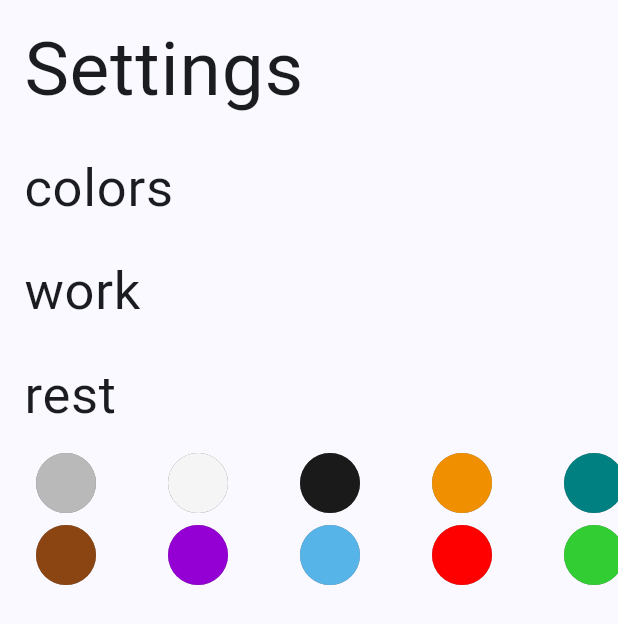
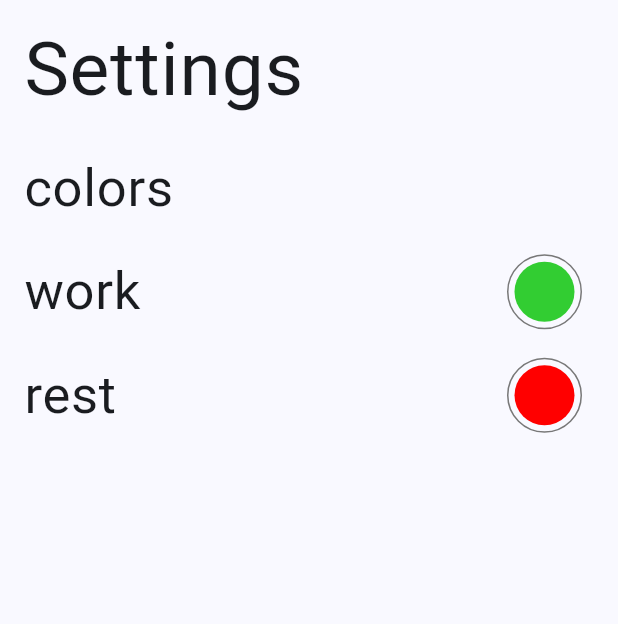
Before and after one commit to kcmurray1/fitness_app, a Flutter app: the SettingsPage screen opened directly, on a phone screen of 412 x 824 dp. Shown: the top 624 px of the screen. Run offline on Flutter 3.47's test engine with Material 3 defaults, Android fonts, the phone set to English and light mode, and no system bars.

Commit message:
Added ColorSelector Widget to settings page

```diff
--- a/lib/pages/settings_page/settings_page.dart
+++ b/lib/pages/settings_page/settings_page.dart
@@ -1,8 +1,9 @@
 
 
-import 'package:fitness_app/pages/settings_page/widgets/color_widget.dart';
+import 'package:fitness_app/common/config/timer_background.dart';
+import 'package:fitness_app/pages/settings_page/widgets/color_selector.dart';
+import 'package:fitness_app/utilities/json_storage.dart';
 import 'package:flutter/material.dart';
-import 'dart:convert';
 
 class SettingsPage extends StatefulWidget
 {
@@ -13,20 +14,34 @@ class SettingsPage extends StatefulWidget
 class _SettingsPageState extends State<SettingsPage>
 {
   TextStyle textStyle = TextStyle(fontSize: 35);
+  double colorWidgetSize = 50;
+  double colorWidgetSpacing = 50;
 
-  Future<void> loadJsonAsset() async {
-    final String jsonString = await DefaultAssetBundle.of(context).loadString("assets/timer_presets.json");
-    var data = json.decode(jsonString);
 
-    print(data);
+   JsonStorage _configStorage =  JsonStorage(
+    fileName: "user_config.json",
+    defaultValue: {"work_color" : TimerBackgroundColors.limeGreen, "rest_color": TimerBackgroundColors.red},
+    defaultKey: "user"
+  );
 
+  dynamic presetData;
+
+   void _loadPresetData()
+  {
+    print("settings.loading");
+    _configStorage.read().then((value){
+      setState(() {
+        presetData = value;
+        print(presetData);
+      });
+    });
   }
 
   @override
   void initState()
   {
     super.initState();
-    loadJsonAsset();
+    _loadPresetData();
 
   }
 
@@ -35,13 +50,17 @@ class _SettingsPageState extends State<SettingsPage>
     return Scaffold(
       body: ListView(
         children: [
+
           ListTile(title: Text("Settings", style: TextStyle(fontSize: 50))),
           ListTile(title: Text("colors", style: textStyle)),
-
-          ListTile(title: Text("work", style: textStyle)),
-
-          ListTile(title: Text("rest", style: textStyle)),
-          ColorPaletteWidget()
+          if(presetData != null)
+          ListTile(title: Text("work", style: textStyle),
+          trailing: ColorSelector(initialColor: presetData["user"]["work_color"])
+          ),
+          if(presetData != null)
+          ListTile(title: Text("rest", style: textStyle),
+            trailing: ColorSelector(initialColor: presetData["user"]["rest_color"])
+          ),
         ],
       ));
   }
--- /dev/null
+++ b/lib/pages/settings_page/widgets/color_selector.dart
@@ -0,0 +1,42 @@
+
+import 'package:flutter/material.dart';
+import 'package:fitness_app/pages/settings_page/widgets/color_widget.dart';
+
+class ColorSelector extends StatelessWidget
+{
+  double colorWidgetSize = 50;
+  double colorWidgetSpacing = 50;
+  final Color initialColor;
+
+  ColorSelector({
+    super.key,
+    required this.initialColor
+  });
+
+  Future<void> _buildPopUp(BuildContext context)
+  {
+    return showDialog<void>(
+      context:  context,
+      builder: (context) => AlertDialog(
+        content: SizedBox(
+          height: 200,
+          child: Center(
+            child: ColorPaletteWidget()),
+        ),
+        actions: []
+      ),
+    );
+  }
+
+  @override
+  Widget build(BuildContext context)
+  {
+
+    return ColorWidget(
+              color: initialColor,
+              onPressed: () => _buildPopUp(context),
+              size: colorWidgetSize,
+              spacing: colorWidgetSpacing,
+    );
+  }
+}
--- a/lib/pages/settings_page/widgets/color_widget.dart
+++ b/lib/pages/settings_page/widgets/color_widget.dart
@@ -16,8 +16,10 @@ class ColorPaletteWidget extends StatelessWidget
       Color firstHalf = TimerBackgroundColors.all[i];
       Color secondHalf = TimerBackgroundColors.all[TimerBackgroundColors.all.length - i - 1];
 
-      topHalf.add(ColorWidget(color: firstHalf));
-      botHalf.add(ColorWidget(color: secondHalf));
+      topHalf.add(ColorWidget(color: firstHalf, onPressed: (){
+      }));
+      botHalf.add(ColorWidget(color: secondHalf, onPressed: (){
+      },));
 
     }
   }
@@ -27,10 +29,12 @@ class ColorPaletteWidget extends StatelessWidget
     return SingleChildScrollView(
         scrollDirection: Axis.horizontal,
         child: Column(
+          mainAxisAlignment: MainAxisAlignment.center,
           children: [
             Row(
               children: topHalf,
             ),
+            Padding(padding: EdgeInsets.all(15)),
             Row(
               children: botHalf,
             )
@@ -43,22 +47,35 @@ class ColorPaletteWidget extends StatelessWidget
 class ColorWidget extends StatelessWidget
 {
   final Color color;
+  final double spacing;
+  final double size;
+  final Function onPressed;
+
   ColorWidget({
     super.key,
     required this.color,
+    required this.onPressed,
+    this.size = 75,
+    this.spacing = 100
   });
 
   @override
   Widget build(BuildContext context) {
-    return OutlinedButton(
+    return SizedBox(
+      width: spacing,
+      height: size,
+      child: OutlinedButton(
         style: OutlinedButton.styleFrom(
+          padding: EdgeInsets.all(5),
           shape: CircleBorder(),
           side: BorderSide(color: const Color.fromARGB(255, 120, 120, 120))
         ),
-      onPressed: (){},
+        onPressed: () => onPressed(),
         child: CircleAvatar(
+          radius: size,
           backgroundColor: color,
         )
+      ),
     );
 
   }
--- a/lib/pages/timer_select_page/widgets/quickstart.dart
+++ b/lib/pages/timer_select_page/widgets/quickstart.dart
@@ -9,7 +9,6 @@ import 'package:fitness_app/pages/timer_page/timer_page.dart';
 
 class QuickStart extends StatefulWidget
 {
-  // final Function onChanged;
   final JsonStorage storage;
   static String text = "QUICKSTART";
   int numRounds;
--- a/lib/utilities/interval_timer.dart
+++ b/lib/utilities/interval_timer.dart
@@ -3,9 +3,7 @@ import 'package:flutter/material.dart';
 import 'phase_timer.dart';
 import 'round.dart';
 
-/// Creates a
-///
-/// awd
+
 class IntervalTimer extends ChangeNotifier {
   int _totalRounds = 0;
   int round = 1;
--- a/lib/utilities/json_storage.dart
+++ b/lib/utilities/json_storage.dart
@@ -7,12 +7,14 @@ class JsonStorage
 {
   final String fileName;
   final dynamic defaultValue;
+  final dynamic defaultKey;
 
   dynamic _cache;
 
   JsonStorage({
       required this.fileName,
       this.defaultValue = const {},
+      this.defaultKey
   });
 
   dynamic get cache {
@@ -48,7 +50,7 @@ class JsonStorage
 
     if(_cache.isEmpty)
     {
-      _cache["default"] = defaultValue;
+      _cache[defaultKey ?? "default"] = defaultValue;
     }
     print("JsonStorage read $_cache");
     return _cache;
```
Also changed, not shown: lib/common/widgets/time_display.dart (+7 -1 lines), lib/pages/timer_settings_page/widgets/timer_simple_settings.dart (+30 -17 lines), 1 other file. Lines whose indentation alone changed are shown as unchanged.
